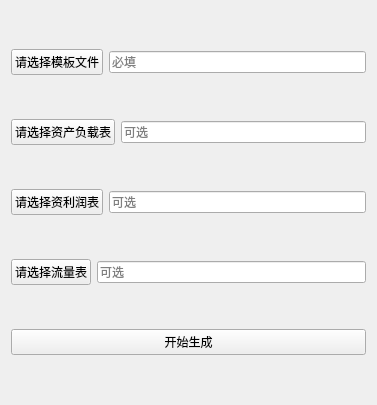
This is resource/ui/main.ui in Leaderzhangyi/QuickFinance as Qt 5 draws it before an edit. The edited form follows.
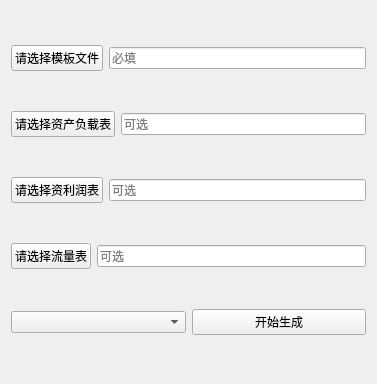
This is the edited form. Custom widgets are drawn as their Qt base class.

What changed in the file:
```diff
--- a/resource/ui/main.ui
+++ b/resource/ui/main.ui
@@ -7,7 +7,7 @@
     <x>0</x>
     <y>0</y>
     <width>377</width>
-    <height>405</height>
+    <height>384</height>
    </rect>
   </property>
   <property name="windowTitle">
@@ -90,6 +90,15 @@
     </layout>
    </item>
    <item>
+    <layout class="QHBoxLayout" name="horizontalLayout_5">
+     <item>
+      <widget class="ComboBox" name="comboBox">
+       <property name="placeholderText">
+        <string>请选择年份</string>
+       </property>
+      </widget>
+     </item>
+     <item>
     <widget class="PrimaryPushButton" name="startButton">
      <property name="text">
       <string>开始生成</string>
@@ -97,6 +106,8 @@
     </widget>
    </item>
   </layout>
+   </item>
+  </layout>
  </widget>
  <customwidgets>
   <customwidget>
@@ -114,6 +125,11 @@
    <extends>QPushButton</extends>
    <header>qfluentwidgets</header>
   </customwidget>
+  <customwidget>
+   <class>ComboBox</class>
+   <extends>QComboBox</extends>
+   <header>qfluentwidgets</header>
+  </customwidget>
  </customwidgets>
  <resources/>
  <connections/>
```
Lines whose indentation alone changed are shown as unchanged.
